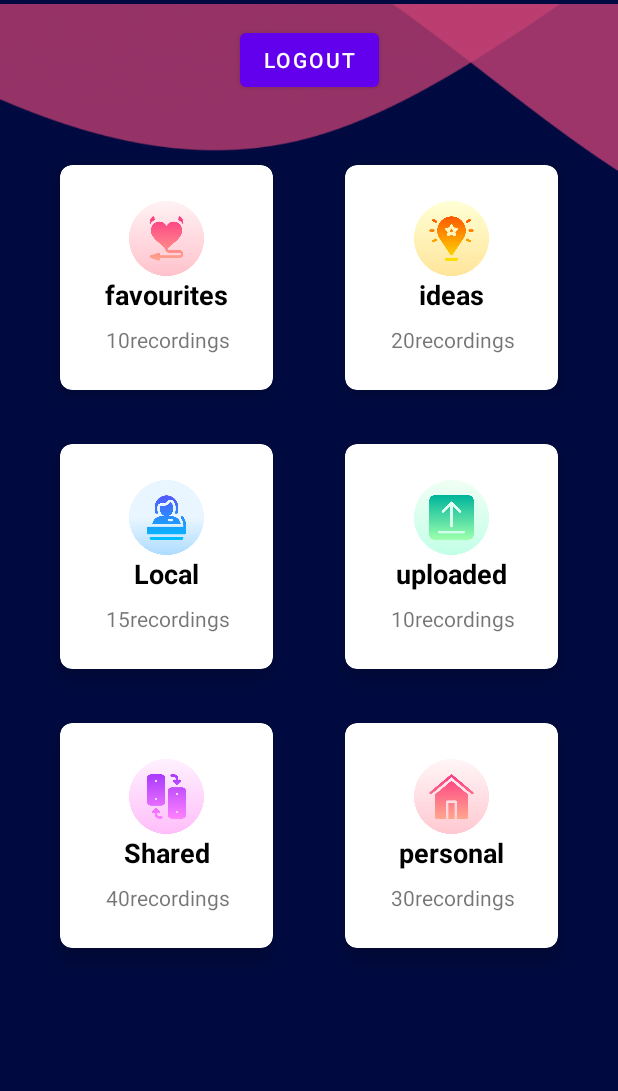
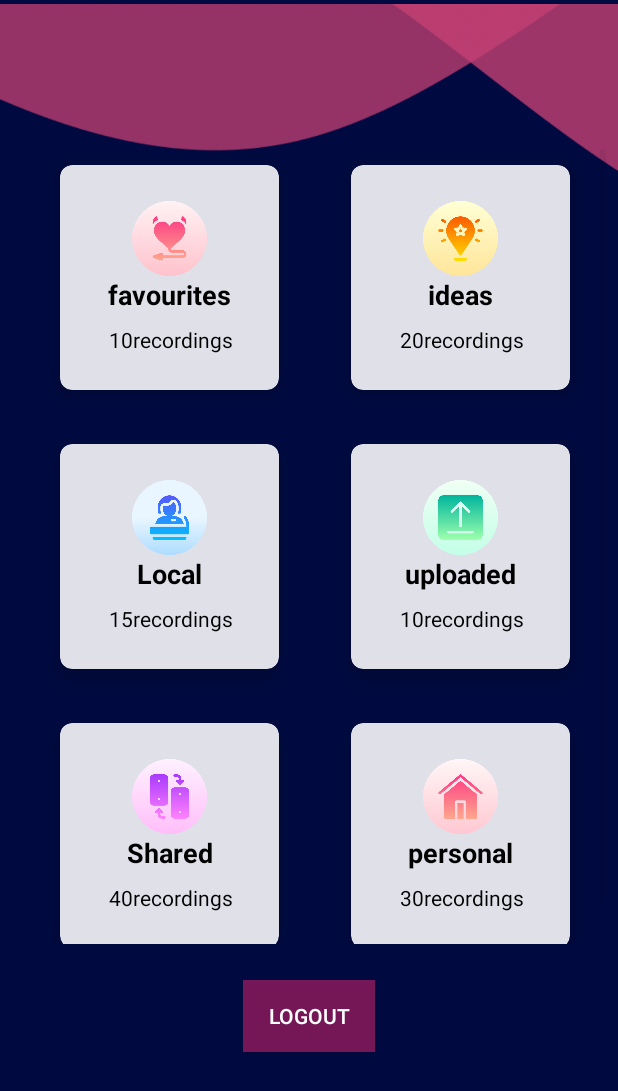
Before and after one commit to vidushi014/YVS_Android1, an Android app: the category screen opened directly, with no data from a screen before it, on a phone screen of 412 x 824 dp. Shown: the top 1091 px of the screen. Run offline under Robolectric (Android 15) with nearby library versions, the phone set to English and light mode, and no system bars; our stand-ins replace Firebase (no records; nobody signed in at launch, a user with empty details on screens opened directly).

Commit message:
colors and hint

```diff
--- a/app/src/main/java/com/example/voice_notes/Community.java
+++ b/app/src/main/java/com/example/voice_notes/Community.java
@@ -46,6 +46,7 @@ public class Community extends AppCompatActivity {
     FirebaseUser currentUser;
     private Uri pickedAudUri = null;
     File filePath = null;
+    int Like = 0;
 
 
 
@@ -112,7 +113,7 @@ public class Community extends AppCompatActivity {
                                     post Post = new post(popupTitle.getText().toString(),
                                             popupDescription.getText().toString(),
                                             audiDownloadLink,
-                                            currentUser.getUid());
+                                            currentUser.getUid(),Like);
 
                                     // add post to firebase database
 
--- a/app/src/main/java/com/example/voice_notes/category.java
+++ b/app/src/main/java/com/example/voice_notes/category.java
@@ -3,9 +3,11 @@ package com.example.voice_notes;
 import androidx.annotation.NonNull;
 import androidx.appcompat.app.AppCompatActivity;
 
+import android.annotation.SuppressLint;
 import android.content.ClipData;
 import android.content.Context;
 import android.content.Intent;
+import android.graphics.Color;
 import android.media.MediaPlayer;
 import android.os.Bundle;
 import android.view.LayoutInflater;
@@ -39,6 +41,7 @@ public class category extends AppCompatActivity {
 //    our list variable to get list from firebase using our 2 self created java classes i.e categoryModel and categoryAdaptor
     private List<CategoryModel> catList = new ArrayList<>();
 
+    @SuppressLint("ResourceAsColor")
     @Override
     protected void onCreate(Bundle savedInstanceState) {
         super.onCreate(savedInstanceState);
@@ -46,6 +49,7 @@ public class category extends AppCompatActivity {
 
         catView = findViewById(R.id.cat_Grid);
         logoutB = findViewById(R.id.LogOut);
+        logoutB.setBackgroundColor(R.color.pink);
 
         loadCategory();
         CategoryAdaptor adapter = new CategoryAdaptor(catList);
--- a/app/src/main/res/layout/activity_category.xml
+++ b/app/src/main/res/layout/activity_category.xml
@@ -19,10 +19,23 @@
         app:layout_constraintTop_toTopOf="parent"
         app:srcCompat="@drawable/upwave" />
 
+    <androidx.appcompat.widget.AppCompatButton
+        android:id="@+id/LogOut"
+        android:layout_width="wrap_content"
+        android:layout_height="wrap_content"
+        android:layout_marginTop="24dp"
+        android:background="#DD2C73"
+        android:backgroundTint="#E82473"
+        android:text="Logout"
+        android:textColor="@color/white"
+        app:layout_constraintEnd_toEndOf="parent"
+        app:layout_constraintStart_toStartOf="parent"
+        app:layout_constraintTop_toBottomOf="@+id/cat_Grid" />
+
     <GridView
         android:id="@+id/cat_Grid"
-        android:layout_width="0dp"
-        android:layout_height="0dp"
+        android:layout_width="388dp"
+        android:layout_height="529dp"
         android:layout_marginStart="16dp"
         android:layout_marginTop="100dp"
         android:layout_marginEnd="16dp"
@@ -30,16 +43,11 @@
         android:numColumns="2"
         app:layout_constraintBottom_toBottomOf="parent"
         app:layout_constraintEnd_toEndOf="parent"
+        app:layout_constraintHorizontal_bias="0.0"
         app:layout_constraintStart_toStartOf="parent"
-        app:layout_constraintTop_toTopOf="parent" />
-    <Button
-        android:id="@+id/LogOut"
-        android:layout_width="wrap_content"
-        android:layout_height="wrap_content"
-        android:layout_marginTop="16dp"
-        android:text="Logout"
-        app:layout_constraintEnd_toEndOf="parent"
-        app:layout_constraintStart_toStartOf="parent"
-        app:layout_constraintTop_toTopOf="parent" />
+        app:layout_constraintTop_toTopOf="parent"
+        app:layout_constraintVertical_bias="0.0">
+
+    </GridView>
 
 </androidx.constraintlayout.widget.ConstraintLayout>
--- a/app/src/main/res/layout/activity_community.xml
+++ b/app/src/main/res/layout/activity_community.xml
@@ -16,6 +16,7 @@
         android:ems="10"
         android:hint="Title"
         android:inputType="textPersonName"
+        android:textColorHint="#8E8D8D"
         app:layout_constraintEnd_toEndOf="parent"
         app:layout_constraintHorizontal_bias="0.495"
         app:layout_constraintStart_toStartOf="parent"
@@ -30,6 +31,7 @@
         android:ems="10"
         android:hint="Description"
         android:inputType="textPersonName"
+        android:textColorHint="#8E8D8D"
         app:layout_constraintEnd_toEndOf="@+id/editTextTextPersonName2"
         app:layout_constraintHorizontal_bias="0.495"
         app:layout_constraintStart_toStartOf="@+id/editTextTextPersonName2"
--- a/app/src/main/res/layout/cat_items_layout.xml
+++ b/app/src/main/res/layout/cat_items_layout.xml
@@ -7,14 +7,15 @@
     >
 
     <androidx.cardview.widget.CardView
-        android:background="@color/white"
         android:layout_width="match_parent"
         android:layout_height="wrap_content"
         android:layout_marginStart="16dp"
         android:layout_marginTop="0dp"
         android:layout_marginEnd="16dp"
         android:layout_marginBottom="16dp"
+        android:background="@color/white"
         android:translationZ="3dp"
+        app:cardBackgroundColor="#DFE0E8"
         app:cardCornerRadius="8dp"
         app:cardElevation="5dp"
         app:cardUseCompatPadding="true">
@@ -47,7 +48,8 @@
                 android:layout_height="wrap_content"
                 android:layout_marginTop="8dp"
                 android:text="25 recordings"
-                android:textAlignment="center" />
+                android:textAlignment="center"
+                android:textColor="@color/black" />
 
 
         </LinearLayout>
```
Also changed, not shown: app/src/main/java/com/example/voice_notes/post.java (+9 -3 lines).
